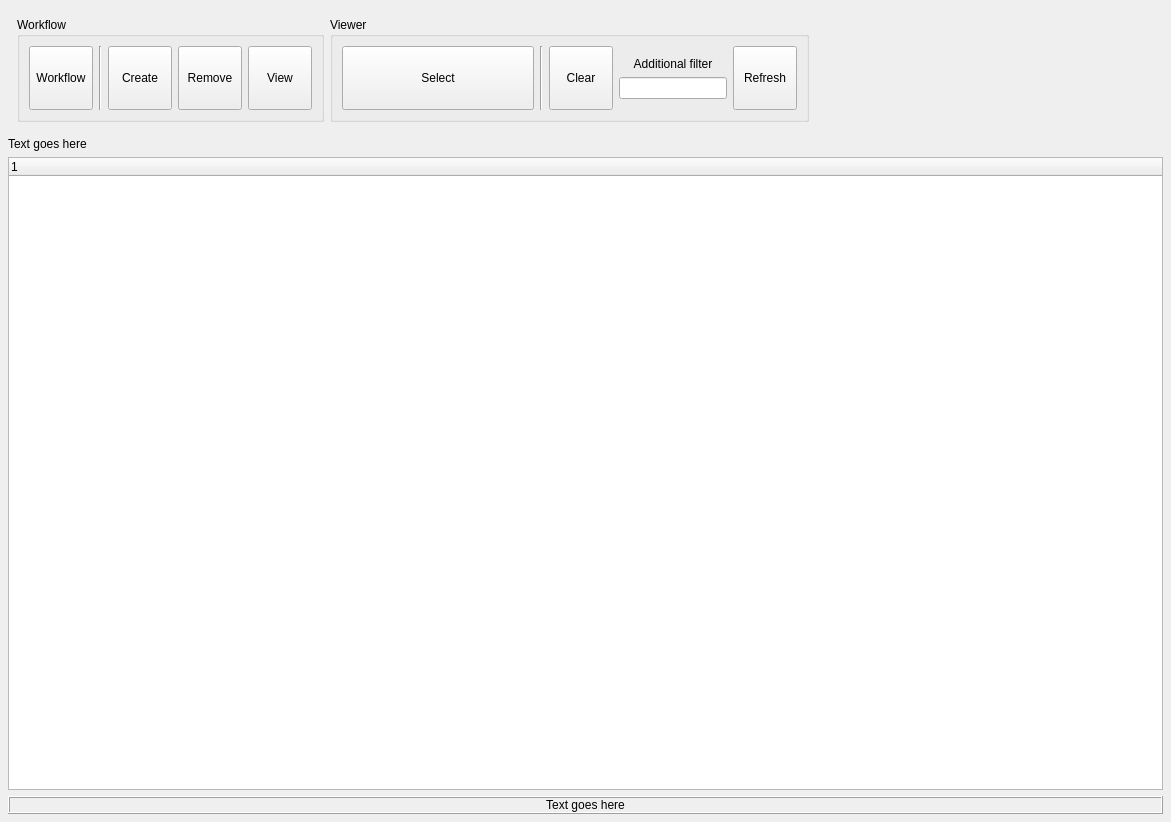
JMcInerneyLab/groot, file groot/frontends/gui/forms/designer/frm_view_splits_designer.ui: the form before one commit.
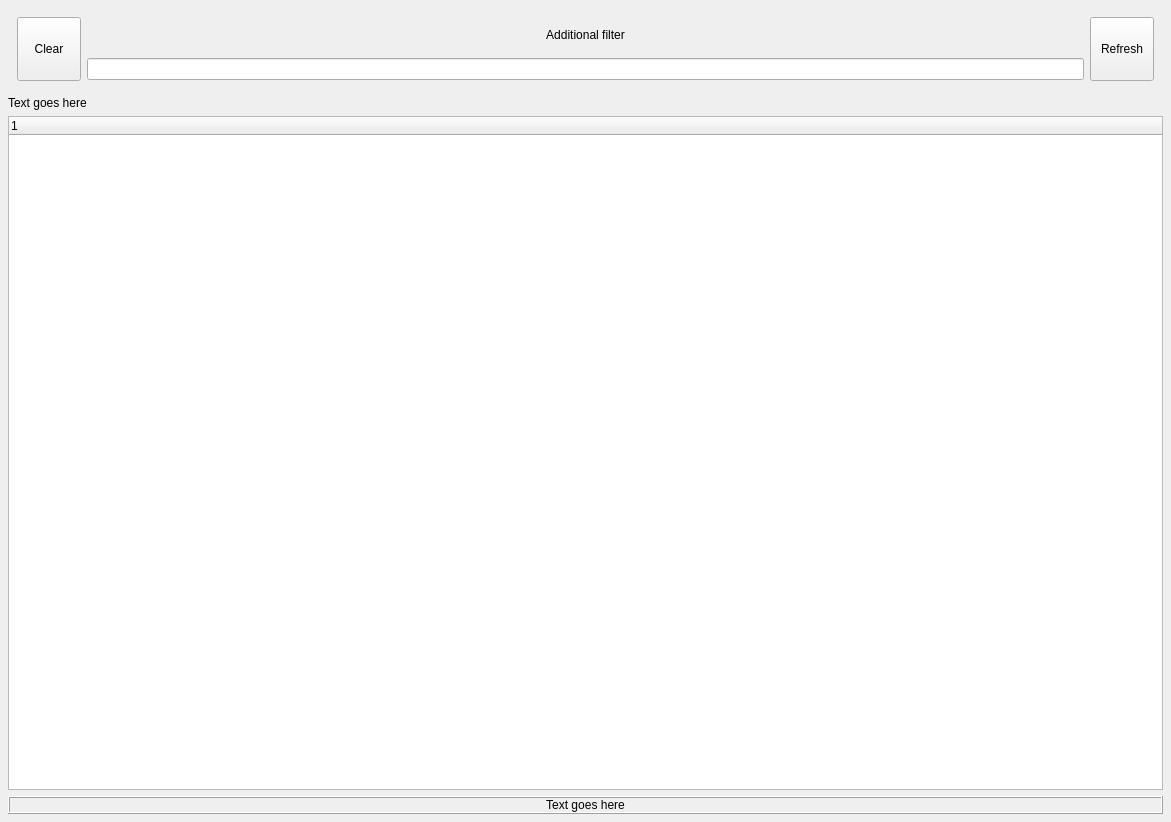
The form after the commit. Icons and pictures are not drawn.

```diff
--- a/groot/frontends/gui/forms/designer/frm_view_splits_designer.ui
+++ b/groot/frontends/gui/forms/designer/frm_view_splits_designer.ui
@@ -27,209 +27,8 @@
     <number>8</number>
    </property>
    <item>
-    <widget class="QFrame" name="horizontalFrame">
-     <property name="sizePolicy">
-      <sizepolicy hsizetype="Preferred" vsizetype="Fixed">
-       <horstretch>0</horstretch>
-       <verstretch>0</verstretch>
-      </sizepolicy>
-     </property>
-     <layout class="QHBoxLayout" name="horizontalLayout">
-      <item>
-       <widget class="QGroupBox" name="GRP_WORKFLOW">
-        <property name="title">
-         <string>Workflow</string>
-        </property>
-        <layout class="QHBoxLayout" name="horizontalLayout_2">
-         <item>
-          <widget class="QToolButton" name="BTN_WORKFLOW_">
-           <property name="minimumSize">
-            <size>
-             <width>64</width>
-             <height>64</height>
-            </size>
-           </property>
-           <property name="maximumSize">
-            <size>
-             <width>64</width>
-             <height>64</height>
-            </size>
-           </property>
-           <property name="text">
-            <string>Workflow</string>
-           </property>
-           <property name="icon">
-            <iconset resource="../../../../../../intermake/intermake_qt/forms/designer/resource_files/resources.qrc">
-             <normaloff>:/intermake/dropdown.svg</normaloff>:/intermake/dropdown.svg</iconset>
-           </property>
-           <property name="iconSize">
-            <size>
-             <width>32</width>
-             <height>32</height>
-            </size>
-           </property>
-           <property name="toolButtonStyle">
-            <enum>Qt::ToolButtonTextUnderIcon</enum>
-           </property>
-          </widget>
-         </item>
-         <item>
-          <widget class="Line" name="line_3">
-           <property name="orientation">
-            <enum>Qt::Vertical</enum>
-           </property>
-          </widget>
-         </item>
-         <item>
-          <widget class="QToolButton" name="BTN_CREATE_">
-           <property name="minimumSize">
-            <size>
-             <width>64</width>
-             <height>64</height>
-            </size>
-           </property>
-           <property name="maximumSize">
-            <size>
-             <width>64</width>
-             <height>64</height>
-            </size>
-           </property>
-           <property name="text">
-            <string>Create</string>
-           </property>
-           <property name="icon">
-            <iconset resource="../resources/resources.qrc">
-             <normaloff>:/groot/create.svg</normaloff>:/groot/create.svg</iconset>
-           </property>
-           <property name="iconSize">
-            <size>
-             <width>32</width>
-             <height>32</height>
-            </size>
-           </property>
-           <property name="toolButtonStyle">
-            <enum>Qt::ToolButtonTextUnderIcon</enum>
-           </property>
-          </widget>
-         </item>
-         <item>
-          <widget class="QToolButton" name="BTN_REMOVE_">
-           <property name="minimumSize">
-            <size>
-             <width>64</width>
-             <height>64</height>
-            </size>
-           </property>
-           <property name="maximumSize">
-            <size>
-             <width>64</width>
-             <height>64</height>
-            </size>
-           </property>
-           <property name="text">
-            <string>Remove</string>
-           </property>
-           <property name="icon">
-            <iconset resource="../resources/resources.qrc">
-             <normaloff>:/groot/remove.svg</normaloff>:/groot/remove.svg</iconset>
-           </property>
-           <property name="iconSize">
-            <size>
-             <width>32</width>
-             <height>32</height>
-            </size>
-           </property>
-           <property name="toolButtonStyle">
-            <enum>Qt::ToolButtonTextUnderIcon</enum>
-           </property>
-          </widget>
-         </item>
-         <item>
-          <widget class="QToolButton" name="BTN_VIEW_">
-           <property name="minimumSize">
-            <size>
-             <width>64</width>
-             <height>64</height>
-            </size>
-           </property>
-           <property name="maximumSize">
-            <size>
-             <width>64</width>
-             <height>64</height>
-            </size>
-           </property>
-           <property name="text">
-            <string>View</string>
-           </property>
-           <property name="icon">
-            <iconset resource="../resources/resources.qrc">
-             <normaloff>:/groot/view.svg</normaloff>:/groot/view.svg</iconset>
-           </property>
-           <property name="iconSize">
-            <size>
-             <width>32</width>
-             <height>32</height>
-            </size>
-           </property>
-           <property name="toolButtonStyle">
-            <enum>Qt::ToolButtonTextUnderIcon</enum>
-           </property>
-          </widget>
-         </item>
-        </layout>
-       </widget>
-      </item>
-      <item>
-       <widget class="QGroupBox" name="groupBox_2">
-        <property name="title">
-         <string>Viewer</string>
-        </property>
+    <widget class="QFrame" name="FRA_TOOLBAR">
         <layout class="QHBoxLayout" name="horizontalLayout_3">
-         <item>
-          <widget class="QToolButton" name="BTN_CHANGE_SELECTION_">
-           <property name="minimumSize">
-            <size>
-             <width>192</width>
-             <height>64</height>
-            </size>
-           </property>
-           <property name="maximumSize">
-            <size>
-             <width>192</width>
-             <height>64</height>
-            </size>
-           </property>
-           <property name="toolTip">
-            <string>&lt;html&gt;&lt;head/&gt;&lt;body&gt;&lt;p&gt;Switch to edge edit mode.&lt;/p&gt;&lt;/body&gt;&lt;/html&gt;</string>
-           </property>
-           <property name="statusTip">
-            <string>Remove edge</string>
-           </property>
-           <property name="text">
-            <string>Select</string>
-           </property>
-           <property name="icon">
-            <iconset resource="../resources/resources.qrc">
-             <normaloff>:/groot/groot_logo.png</normaloff>:/groot/groot_logo.png</iconset>
-           </property>
-           <property name="iconSize">
-            <size>
-             <width>32</width>
-             <height>32</height>
-            </size>
-           </property>
-           <property name="toolButtonStyle">
-            <enum>Qt::ToolButtonTextBesideIcon</enum>
-           </property>
-          </widget>
-         </item>
-         <item>
-          <widget class="Line" name="line_2">
-           <property name="orientation">
-            <enum>Qt::Vertical</enum>
-           </property>
-          </widget>
-         </item>
          <item>
           <widget class="QToolButton" name="BTN_CLEAR_">
            <property name="minimumSize">
@@ -275,6 +74,9 @@
              <property name="orientation">
               <enum>Qt::Vertical</enum>
              </property>
+          <property name="sizeType">
+           <enum>QSizePolicy::Preferred</enum>
+          </property>
              <property name="sizeHint" stdset="0">
               <size>
                <width>20</width>
@@ -301,6 +103,9 @@
              <property name="orientation">
               <enum>Qt::Vertical</enum>
              </property>
+          <property name="sizeType">
+           <enum>QSizePolicy::Preferred</enum>
+          </property>
              <property name="sizeHint" stdset="0">
               <size>
                <width>20</width>
@@ -348,22 +153,6 @@
             <enum>Qt::ToolButtonTextUnderIcon</enum>
            </property>
           </widget>
-         </item>
-        </layout>
-       </widget>
-      </item>
-      <item>
-       <spacer name="horizontalSpacer">
-        <property name="orientation">
-         <enum>Qt::Horizontal</enum>
-        </property>
-        <property name="sizeHint" stdset="0">
-         <size>
-          <width>40</width>
-          <height>20</height>
-         </size>
-        </property>
-       </spacer>
       </item>
      </layout>
     </widget>
```
Lines whose indentation alone changed are shown as unchanged.
